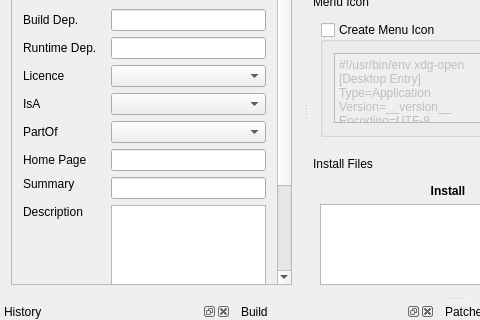
The window that ui/mainwindow.ui (huseyinkozan/PiSiDo) describes before a commit, drawn with Qt 5; both pictures show x 0 to 480 and y 126 to 446 of the 909 by 664 pixel window.
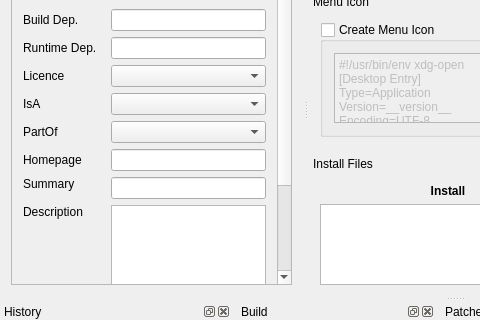
The same window after the commit. Icons and pictures are not drawn.

```diff
--- a/ui/mainwindow.ui
+++ b/ui/mainwindow.ui
@@ -34,8 +34,8 @@
         <rect>
          <x>0</x>
          <y>0</y>
-         <width>270</width>
-         <height>489</height>
+         <width>289</width>
+         <height>468</height>
         </rect>
        </property>
        <layout class="QGridLayout" name="gridLayout">
@@ -126,7 +126,7 @@
         <item row="11" column="0">
          <widget class="QLabel" name="lbl_src_home_page">
           <property name="text">
-           <string>Home Page</string>
+           <string>Homepage</string>
           </property>
          </widget>
         </item>
```
Left out of the diff: 4 changed lines with no effect on the pictures.
